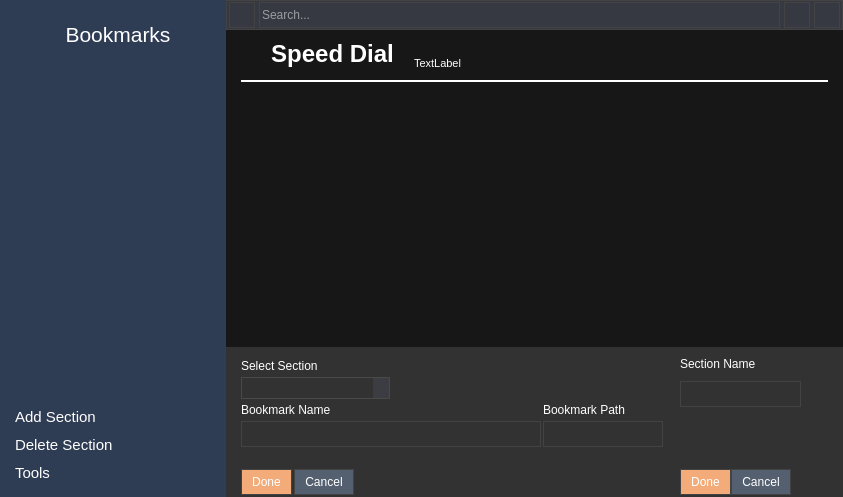
Before: the Qt Designer form app/bookmarks/bookmarks.ui in rahmanshaber/corebox, drawn with Qt 5.
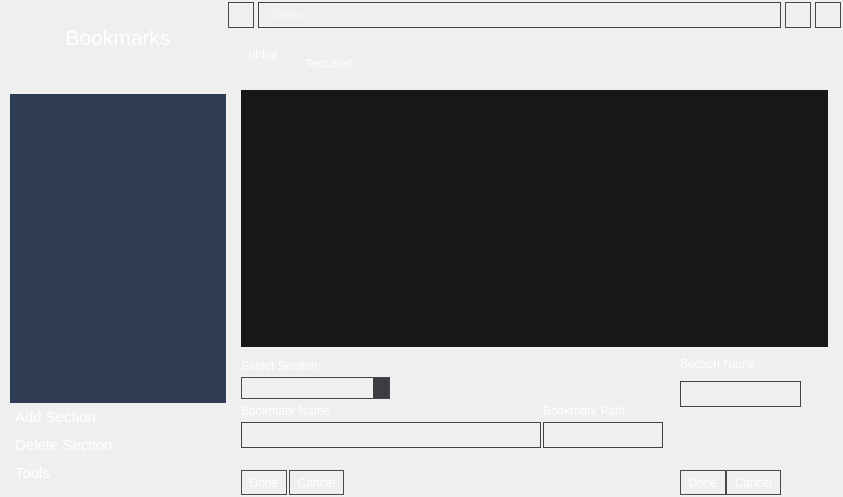
After: the same form once the commit is applied. Icons and pictures are not drawn.

Patch:
```diff
--- a/app/bookmarks/bookmarks.ui
+++ b/app/bookmarks/bookmarks.ui
@@ -18,7 +18,121 @@
     <normaloff>:/icons/Bookmarks.svg</normaloff>:/icons/Bookmarks.svg</iconset>
   </property>
   <property name="styleSheet">
-   <string notr="true"/>
+   <string notr="true">/*Bookmarks*/
+
+#appTitle{
+    border: 1px #232323;
+    background-color: transparent;
+    color: #ffffff;}
+
+#selectedSection{
+	font: 14pt &quot;Cantarell&quot;;
+    border: 1px #232323;
+    background-color: transparent;
+    color: #ffffff;}
+
+QWidget [accessibleName=&quot;toolWidgets&quot;]{
+    background-color: #363941 ;
+    color: #FFFFFF;}
+
+QWidget [accessibleName=&quot;shortcut&quot;]{
+    background-color: #2E3C54;
+    color: #ffffff;}
+
+QWidget [accessibleName=&quot;contentList&quot;]{
+    background-color: #171717;
+    color: #FFFFFF;}
+
+QLabel{
+   background-color: transparent;
+   color: #FFFFFF;}
+
+
+QLineEdit{
+    background-color: transparent ;
+    color: #ffffff;
+    border: 1px solid #434343;
+    padding: 5px 5px 5px 10px;}
+
+
+QPushButton {
+    background-color: transparent;
+    color: #ffffff;
+    border: 1px #434343;
+    Text-align:left;
+    padding: 5px 5px 5px 5px;}
+QPushButton:pressed {
+    background-color: #171717; }
+QPushButton:hover{
+    background-color: #171717;}
+
+
+
+QToolButton{
+    border: 1px solid #494949;
+    padding: 3px 3px 3px 3px;
+    background-color:transparent;
+    color: #ffffff;}
+QToolButton:pressed {
+    background-color: #171717; }
+QToolButton:hover{
+    background-color: #171717;}
+
+
+QComboBox {
+    background-color:transparent;
+    color: #ffffff;
+    border: 1px solid #494949;
+    padding: 2px 2px 2px 10px;}
+QComboBox QAbstractItemView {
+    background-color: #546070;
+    color: #ffffff;
+    selection-background-color: #F1A873;}
+QComboBox::drop-down {
+    background-color: #3C3C43;}
+
+
+QTableView::item{
+    border-bottom-style:solid;
+    border-width:1;
+    border-color: #323232;}
+QTableView {
+    background-color: #171717 ;
+    color: #ffffff;
+    selection-background-color:#323232 ;
+    selection-color:#1CB853; }
+
+
+QListView{
+    background-color: #2E3C54;
+    padding: 0px 0px 0px 5px;}
+QListView::item {
+    Text-align:left;
+    padding: 5px 5px 5px 5px;}
+QListView::item:selected {
+    background-color: #171717;}
+QListView::item:hover{
+    background-color: #171717;}
+
+
+QScrollBar:vertical {
+    background-color: rgba( 0, 0, 0, 72% );
+    max-width: 8px;
+    border-radius: 4px;
+    padding: 1px; }
+QScrollBar::handle:vertical {
+    background-color: silver;
+    max-width: 6px;
+    min-height: 12px;
+    border-radius: 3px; }
+QScrollBar::sub-page:vertical {
+    background-color: rgba( 0, 0, 0, 72% ); }
+QScrollBar::add-page:vertical {
+    background-color: rgba( 0, 0, 0, 72% ); }
+QScrollBar::add-line:vertical,
+QScrollBar::sub-line:vertical {
+    width: 0px; height: 0px; }
+</string>
   </property>
   <layout class="QGridLayout" name="gridLayout_3">
    <property name="leftMargin">
@@ -56,66 +170,8 @@
        <height>16777215</height>
       </size>
      </property>
-     <property name="styleSheet">
-      <string notr="true">QWidget{
-background-color: #2E3C54;
-color: #ffffff;
-border: 1px rgb(67, 67, 67);
-}
-
-
-QListView{
-padding: 0px 0px 0px 5px;
-}
-
-QListView::item{
-Text-align:left;
-padding: 5px 5px 5px 5px;
-}
-
-QListView::item:selected {
-background-color: #171717;
-}
-
-QListView::item:hover {
- background-color: #171717;
-}
-
-QScrollBar:vertical {
-background-color: rgba( 0, 0, 0, 72% );
-max-width: 8px;
-border-radius: 4px;
-padding: 1px; }
-
-QScrollBar::handle:vertical {
-background-color: silver;
-max-width: 6px;
-border-radius: 3px; }
-
-QScrollBar::sub-page:vertical {
-background-color: rgba( 0, 0, 0, 72% ); }
-
-QScrollBar::add-page:vertical {
-background-color: rgba( 0, 0, 0, 72% ); }
-
-QScrollBar::add-line:vertical, 
-QScrollBar::sub-line:vertical {
-width: 0px; height: 0px; }
-
-
-
-QPushButton{
-Text-align:left;
-padding: 5px 5px 5px 5px;
-}
-
-QPushButton:pressed{
-background-color: #171717; 
-}
-
-QPushButton:hover {
-background-color: #171717;
-}</string>
+     <property name="accessibleName">
+      <string>shortcut</string>
      </property>
      <layout class="QVBoxLayout" name="verticalLayout" stretch="0,0,0,0,0,0">
       <property name="spacing">
@@ -134,7 +190,7 @@
        <number>10</number>
       </property>
       <item>
-       <widget class="QToolButton" name="title">
+       <widget class="QToolButton" name="appTitle">
         <property name="sizePolicy">
          <sizepolicy hsizetype="Preferred" vsizetype="Fixed">
           <horstretch>0</horstretch>
@@ -198,6 +254,15 @@
         <property name="styleSheet">
          <string notr="true"/>
         </property>
+        <property name="frameShape">
+         <enum>QFrame::NoFrame</enum>
+        </property>
+        <property name="editTriggers">
+         <set>QAbstractItemView::NoEditTriggers</set>
+        </property>
+        <property name="showDropIndicator" stdset="0">
+         <bool>false</bool>
+        </property>
        </widget>
       </item>
       <item>
@@ -312,16 +377,8 @@
        <height>150</height>
       </size>
      </property>
-     <property name="styleSheet">
-      <string notr="true">QWidget{
-background-color: #323232 ;
-color: #FFFFFF;
-}
-
-QLineEdit{
-    border: 1px solid #434343;
-    padding: 5px 5px 5px 10px;
-}</string>
+     <property name="accessibleName">
+      <string>toolWidgets</string>
      </property>
      <layout class="QGridLayout" name="gridLayout_2">
       <property name="leftMargin">
@@ -342,44 +399,17 @@
       <item row="5" column="0" colspan="3">
        <layout class="QHBoxLayout" name="horizontalLayout_3">
         <item>
-         <widget class="QPushButton" name="editDone">
-          <property name="styleSheet">
-           <string notr="true">QPushButton{
-background-color:#F3AB79 ;
-color:#ffffff ;
-padding: 5px 10px 5px 10px;
-border: 1px solid rgb(67, 67, 67);
-}
-</string>
-          </property>
+         <widget class="QToolButton" name="editDone">
           <property name="text">
            <string>Done</string>
           </property>
-          <property name="default">
-           <bool>false</bool>
-          </property>
-          <property name="flat">
-           <bool>false</bool>
-          </property>
          </widget>
         </item>
         <item>
-         <widget class="QPushButton" name="editCancel">
-          <property name="styleSheet">
-           <string notr="true">QPushButton{
-background-color:#546070 ;
-color:#ffffff ;
-padding: 5px 10px 5px 10px;
-border: 1px solid rgb(67, 67, 67);
-}
-</string>
-          </property>
+         <widget class="QToolButton" name="editCancel">
           <property name="text">
            <string>Cancel</string>
           </property>
-          <property name="flat">
-           <bool>false</bool>
-          </property>
          </widget>
         </item>
         <item>
@@ -471,22 +501,6 @@
           <height>16777215</height>
          </size>
         </property>
-        <property name="styleSheet">
-         <string notr="true">QComboBox {
-    border: 1px solid #494949;
-    padding: 2px 2px 2px 10px;
-}
-
-QComboBox QAbstractItemView {
-    background-color: #546070;
-    color: #ffffff;
-    selection-background-color: #F1A873;
-}
-
-QComboBox::drop-down {
-    background-color: #3C3C43;
-}</string>
-        </property>
         <property name="editable">
          <bool>false</bool>
         </property>
@@ -526,15 +540,12 @@
    </item>
    <item row="1" column="1" colspan="2">
     <widget class="QWidget" name="widget" native="true">
-     <property name="styleSheet">
-      <string notr="true">QWidget{
-background-color: #171717;
-color: #FFFFFF;
-}</string>
+     <property name="accessibleName">
+      <string>contentList</string>
      </property>
      <layout class="QVBoxLayout" name="verticalLayout_2">
       <property name="spacing">
-       <number>10</number>
+       <number>20</number>
       </property>
       <property name="leftMargin">
        <number>15</number>
@@ -576,21 +587,21 @@
           <number>0</number>
          </property>
          <item>
-          <widget class="QPushButton" name="pushButton">
+          <widget class="QToolButton" name="selectedSection">
            <property name="minimumSize">
             <size>
-             <width>30</width>
+             <width>0</width>
              <height>30</height>
             </size>
            </property>
            <property name="maximumSize">
             <size>
-             <width>30</width>
+             <width>16777215</width>
              <height>30</height>
             </size>
            </property>
            <property name="text">
-            <string/>
+            <string>uhkul</string>
            </property>
            <property name="icon">
             <iconset resource="../icons.qrc">
@@ -602,34 +613,8 @@
              <height>30</height>
             </size>
            </property>
-           <property name="flat">
-            <bool>true</bool>
-           </property>
-          </widget>
-         </item>
-         <item>
-          <widget class="QLabel" name="selectedsection">
-           <property name="minimumSize">
-            <size>
-             <width>0</width>
-             <height>30</height>
-            </size>
-           </property>
-           <property name="font">
-            <font>
-             <pointsize>18</pointsize>
-             <weight>75</weight>
-             <bold>true</bold>
-            </font>
-           </property>
-           <property name="styleSheet">
-            <string notr="true"/>
-           </property>
-           <property name="text">
-            <string>Speed Dial</string>
-           </property>
-           <property name="alignment">
-            <set>Qt::AlignHCenter|Qt::AlignTop</set>
+           <property name="toolButtonStyle">
+            <enum>Qt::ToolButtonTextBesideIcon</enum>
            </property>
           </widget>
          </item>
@@ -683,25 +668,6 @@
         </layout>
        </widget>
       </item>
-      <item>
-       <widget class="Line" name="line">
-        <property name="minimumSize">
-         <size>
-          <width>0</width>
-          <height>0</height>
-         </size>
-        </property>
-        <property name="frameShadow">
-         <enum>QFrame::Plain</enum>
-        </property>
-        <property name="lineWidth">
-         <number>2</number>
-        </property>
-        <property name="orientation">
-         <enum>Qt::Horizontal</enum>
-        </property>
-       </widget>
-      </item>
       <item>
        <widget class="QTableWidget" name="boklist">
         <property name="enabled">
@@ -710,42 +676,6 @@
         <property name="focusPolicy">
          <enum>Qt::NoFocus</enum>
         </property>
-        <property name="styleSheet">
-         <string notr="true">QTableView::item{
-border-bottom-style:solid;
-border-width:1;
-border-color: #323232;
-}
-
-QTableView {
-selection-background-color:#323232 ;
-selection-color:#1CB853; 
-}
-
-QScrollBar:vertical {
-background-color: rgba( 0, 0, 0, 72% );
-max-width: 8px;
-border-radius: 4px;
-padding: 1px; }
-
-QScrollBar::handle:vertical {
-background-color: silver;
-max-width: 6px;
-min-height: 12px;
-border-radius: 3px; }
-
-QScrollBar::sub-page:vertical {
-background-color: rgba( 0, 0, 0, 72% ); }
-
-QScrollBar::add-page:vertical {
-background-color: rgba( 0, 0, 0, 72% ); }
-
-QScrollBar::add-line:vertical, 
-QScrollBar::sub-line:vertical {
-width: 0px; height: 0px; }
-
-</string>
-        </property>
         <property name="frameShape">
          <enum>QFrame::NoFrame</enum>
         </property>
@@ -758,6 +688,9 @@
         <property name="editTriggers">
          <set>QAbstractItemView::NoEditTriggers</set>
         </property>
+        <property name="tabKeyNavigation">
+         <bool>true</bool>
+        </property>
         <property name="showDropIndicator" stdset="0">
          <bool>false</bool>
         </property>
@@ -805,228 +738,6 @@
      </layout>
     </widget>
    </item>
-   <item row="0" column="1" colspan="2">
-    <widget class="QFrame" name="nevegationbar">
-     <property name="minimumSize">
-      <size>
-       <width>0</width>
-       <height>30</height>
-      </size>
-     </property>
-     <property name="maximumSize">
-      <size>
-       <width>16777215</width>
-       <height>30</height>
-      </size>
-     </property>
-     <property name="styleSheet">
-      <string notr="true">QWidget{
-background-color:#363941;
-color: #FFFFFF;
-}
-
-
-QPushButton{
-border: 1px solid rgb(67, 67, 67);
-}
-QPushButton:pressed{
-background-color:rgb(48, 140, 198); 
-}
-QPushButton:hover {
-background-color: rgb(48, 140, 198);
-}
-
-
-QWidget{
-border: 1px solid rgb(67, 67, 67);
-}
-</string>
-     </property>
-     <property name="frameShape">
-      <enum>QFrame::NoFrame</enum>
-     </property>
-     <property name="frameShadow">
-      <enum>QFrame::Raised</enum>
-     </property>
-     <property name="lineWidth">
-      <number>0</number>
-     </property>
-     <layout class="QHBoxLayout" name="horizontalLayout">
-      <property name="spacing">
-       <number>4</number>
-      </property>
-      <property name="leftMargin">
-       <number>2</number>
-      </property>
-      <property name="topMargin">
-       <number>0</number>
-      </property>
-      <property name="rightMargin">
-       <number>2</number>
-      </property>
-      <property name="bottomMargin">
-       <number>0</number>
-      </property>
-      <item>
-       <widget class="QPushButton" name="reload">
-        <property name="minimumSize">
-         <size>
-          <width>26</width>
-          <height>26</height>
-         </size>
-        </property>
-        <property name="maximumSize">
-         <size>
-          <width>26</width>
-          <height>26</height>
-         </size>
-        </property>
-        <property name="focusPolicy">
-         <enum>Qt::NoFocus</enum>
-        </property>
-        <property name="toolTip">
-         <string>Reload</string>
-        </property>
-        <property name="styleSheet">
-         <string notr="true"/>
-        </property>
-        <property name="text">
-         <string/>
-        </property>
-        <property name="icon">
-         <iconset resource="../icons.qrc">
-          <normaloff>:/icons/refresh_w.svg</normaloff>:/icons/refresh_w.svg</iconset>
-        </property>
-        <property name="iconSize">
-         <size>
-          <width>22</width>
-          <height>22</height>
-         </size>
-        </property>
-        <property name="flat">
-         <bool>true</bool>
-        </property>
-       </widget>
-      </item>
-      <item>
-       <widget class="QLineEdit" name="searchBook">
-        <property name="minimumSize">
-         <size>
-          <width>0</width>
-          <height>26</height>
-         </size>
-        </property>
-        <property name="maximumSize">
-         <size>
-          <width>16777215</width>
-          <height>26</height>
-         </size>
-        </property>
-        <property name="toolTip">
-         <string>Search</string>
-        </property>
-        <property name="styleSheet">
-         <string notr="true"/>
-        </property>
-        <property name="text">
-         <string/>
-        </property>
-        <property name="placeholderText">
-         <string>Search...</string>
-        </property>
-        <property name="clearButtonEnabled">
-         <bool>true</bool>
-        </property>
-       </widget>
-      </item>
-      <item>
-       <widget class="QPushButton" name="bookmarkDelete">
-        <property name="enabled">
-         <bool>false</bool>
-        </property>
-        <property name="minimumSize">
-         <size>
-          <width>26</width>
-          <height>26</height>
-         </size>
-        </property>
-        <property name="maximumSize">
-         <size>
-          <width>26</width>
-          <height>26</height>
-         </size>
-        </property>
-        <property name="focusPolicy">
-         <enum>Qt::NoFocus</enum>
-        </property>
-        <property name="toolTip">
-         <string>Delete selected Bookmark</string>
-        </property>
-        <property name="text">
-         <string/>
-        </property>
-        <property name="icon">
-         <iconset resource="../icons.qrc">
-          <normaloff>:/icons/delete_w.svg</normaloff>:/icons/delete_w.svg</iconset>
-        </property>
-        <property name="iconSize">
-         <size>
-          <width>22</width>
-          <height>22</height>
-         </size>
-        </property>
-        <property name="flat">
-         <bool>true</bool>
-        </property>
-       </widget>
-      </item>
-      <item>
-       <widget class="QPushButton" name="bookmarkEdit">
-        <property name="enabled">
-         <bool>false</bool>
-        </property>
-        <property name="minimumSize">
-         <size>
-          <width>26</width>
-          <height>26</height>
-         </size>
-        </property>
-        <property name="maximumSize">
-         <size>
-          <width>26</width>
-          <height>26</height>
-         </size>
-        </property>
-        <property name="focusPolicy">
-         <enum>Qt::NoFocus</enum>
-        </property>
-        <property name="toolTip">
-         <string>Edit selected Bookmark</string>
-        </property>
-        <property name="styleSheet">
-         <string notr="true"/>
-        </property>
-        <property name="text">
-         <string/>
-        </property>
-        <property name="icon">
-         <iconset resource="../icons.qrc">
-          <normaloff>:/icons/edit_w.svg</normaloff>:/icons/edit_w.svg</iconset>
-        </property>
-        <property name="iconSize">
-         <size>
-          <width>22</width>
-          <height>22</height>
-         </size>
-        </property>
-        <property name="flat">
-         <bool>true</bool>
-        </property>
-       </widget>
-      </item>
-     </layout>
-    </widget>
-   </item>
    <item row="2" column="2">
     <widget class="QWidget" name="addSectionBox" native="true">
      <property name="sizePolicy">
@@ -1047,11 +758,11 @@
        <height>150</height>
       </size>
      </property>
+     <property name="accessibleName">
+      <string>toolWidgets</string>
+     </property>
      <property name="styleSheet">
-      <string notr="true">QWidget{
-background-color: #323232 ;
-color: #FFFFFF;
-}</string>
+      <string notr="true">toolWidgets</string>
      </property>
      <layout class="QGridLayout" name="gridLayout">
       <property name="leftMargin">
@@ -1112,12 +823,6 @@
           <height>26</height>
          </size>
         </property>
-        <property name="styleSheet">
-         <string notr="true">QLineEdit{
-    border: 1px solid #434343;
-    padding: 5px 5px 5px 10px;
-}</string>
-        </property>
        </widget>
       </item>
       <item row="2" column="0">
@@ -1152,32 +857,14 @@
       <item row="4" column="0" colspan="2">
        <layout class="QHBoxLayout" name="horizontalLayout_4">
         <item>
-         <widget class="QPushButton" name="sectionDone">
-          <property name="styleSheet">
-           <string notr="true">QPushButton{
-background-color:#F3AB79 ;
-color:#ffffff ;
-padding: 5px 10px 5px 10px;
-border: 1px solid rgb(67, 67, 67);
-}
-</string>
-          </property>
+         <widget class="QToolButton" name="sectionDone">
           <property name="text">
            <string>Done</string>
           </property>
          </widget>
         </item>
         <item>
-         <widget class="QPushButton" name="sectionCancel">
-          <property name="styleSheet">
-           <string notr="true">QPushButton{
-background-color:#546070 ;
-color:#ffffff ;
-padding: 5px 10px 5px 10px;
-border: 1px solid rgb(67, 67, 67);
-}
-</string>
-          </property>
+         <widget class="QToolButton" name="sectionCancel">
           <property name="text">
            <string>Cancel</string>
           </property>
@@ -1201,6 +888,190 @@
      </layout>
     </widget>
    </item>
+   <item row="0" column="1" colspan="2">
+    <widget class="QWidget" name="nevegationbar" native="true">
+     <property name="minimumSize">
+      <size>
+       <width>0</width>
+       <height>30</height>
+      </size>
+     </property>
+     <property name="maximumSize">
+      <size>
+       <width>16777215</width>
+       <height>30</height>
+      </size>
+     </property>
+     <property name="accessibleName">
+      <string>toolWidgets</string>
+     </property>
+     <layout class="QHBoxLayout" name="horizontalLayout">
+      <property name="spacing">
+       <number>4</number>
+      </property>
+      <property name="leftMargin">
+       <number>2</number>
+      </property>
+      <property name="topMargin">
+       <number>0</number>
+      </property>
+      <property name="rightMargin">
+       <number>2</number>
+      </property>
+      <property name="bottomMargin">
+       <number>0</number>
+      </property>
+      <item>
+       <widget class="QToolButton" name="reload">
+        <property name="minimumSize">
+         <size>
+          <width>26</width>
+          <height>26</height>
+         </size>
+        </property>
+        <property name="maximumSize">
+         <size>
+          <width>26</width>
+          <height>26</height>
+         </size>
+        </property>
+        <property name="focusPolicy">
+         <enum>Qt::NoFocus</enum>
+        </property>
+        <property name="toolTip">
+         <string>Reload</string>
+        </property>
+        <property name="styleSheet">
+         <string notr="true"/>
+        </property>
+        <property name="text">
+         <string/>
+        </property>
+        <property name="icon">
+         <iconset resource="../icons.qrc">
+          <normaloff>:/icons/refresh_w.svg</normaloff>:/icons/refresh_w.svg</iconset>
+        </property>
+        <property name="iconSize">
+         <size>
+          <width>22</width>
+          <height>22</height>
+         </size>
+        </property>
+       </widget>
+      </item>
+      <item>
+       <widget class="QLineEdit" name="searchBook">
+        <property name="minimumSize">
+         <size>
+          <width>0</width>
+          <height>26</height>
+         </size>
+        </property>
+        <property name="maximumSize">
+         <size>
+          <width>16777215</width>
+          <height>26</height>
+         </size>
+        </property>
+        <property name="toolTip">
+         <string>Search</string>
+        </property>
+        <property name="styleSheet">
+         <string notr="true"/>
+        </property>
+        <property name="text">
+         <string/>
+        </property>
+        <property name="placeholderText">
+         <string>Search...</string>
+        </property>
+        <property name="clearButtonEnabled">
+         <bool>true</bool>
+        </property>
+       </widget>
+      </item>
+      <item>
+       <widget class="QToolButton" name="bookmarkDelete">
+        <property name="enabled">
+         <bool>false</bool>
+        </property>
+        <property name="minimumSize">
+         <size>
+          <width>26</width>
+          <height>26</height>
+         </size>
+        </property>
+        <property name="maximumSize">
+         <size>
+          <width>26</width>
+          <height>26</height>
+         </size>
+        </property>
+        <property name="focusPolicy">
+         <enum>Qt::NoFocus</enum>
+        </property>
+        <property name="toolTip">
+         <string>Delete selected Bookmark</string>
+        </property>
+        <property name="text">
+         <string/>
+        </property>
+        <property name="icon">
+         <iconset resource="../icons.qrc">
+          <normaloff>:/icons/delete_w.svg</normaloff>:/icons/delete_w.svg</iconset>
+        </property>
+        <property name="iconSize">
+         <size>
+          <width>22</width>
+          <height>22</height>
+         </size>
+        </property>
+       </widget>
+      </item>
+      <item>
+       <widget class="QToolButton" name="bookmarkEdit">
+        <property name="enabled">
+         <bool>false</bool>
+        </property>
+        <property name="minimumSize">
+         <size>
+          <width>26</width>
+          <height>26</height>
+         </size>
+        </property>
+        <property name="maximumSize">
+         <size>
+          <width>26</width>
+          <height>26</height>
+         </size>
+        </property>
+        <property name="focusPolicy">
+         <enum>Qt::NoFocus</enum>
+        </property>
+        <property name="toolTip">
+         <string>Edit selected Bookmark</string>
+        </property>
+        <property name="styleSheet">
+         <string notr="true"/>
+        </property>
+        <property name="text">
+         <string/>
+        </property>
+        <property name="icon">
+         <iconset resource="../icons.qrc">
+          <normaloff>:/icons/edit_w.svg</normaloff>:/icons/edit_w.svg</iconset>
+        </property>
+        <property name="iconSize">
+         <size>
+          <width>22</width>
+          <height>22</height>
+         </size>
+        </property>
+       </widget>
+      </item>
+     </layout>
+    </widget>
+   </item>
   </layout>
  </widget>
  <resources>
```
